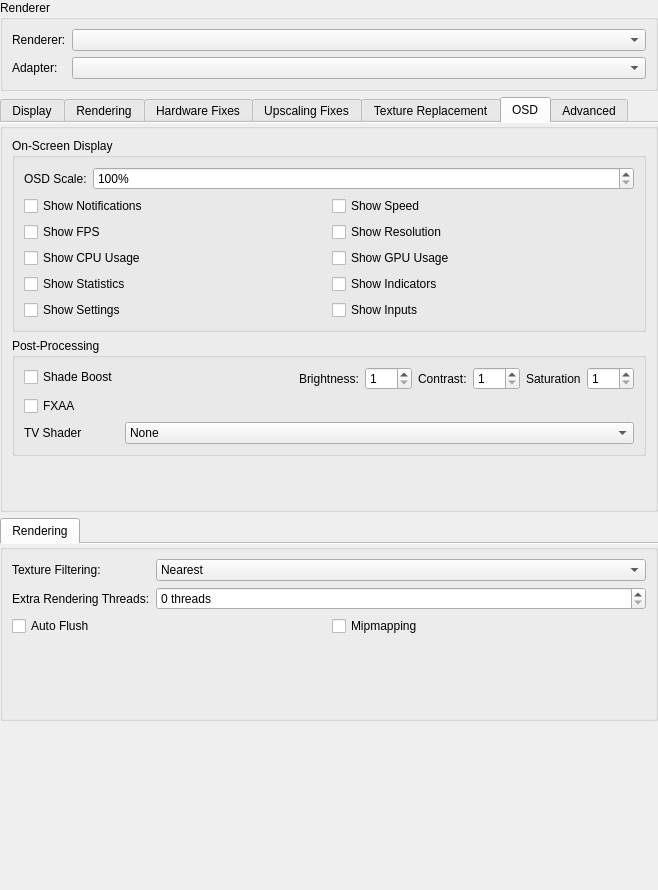
Qt form pcsx2-qt/Settings/GraphicsSettingsWidget.ui (PCSX2/pcsx2) before a commit.
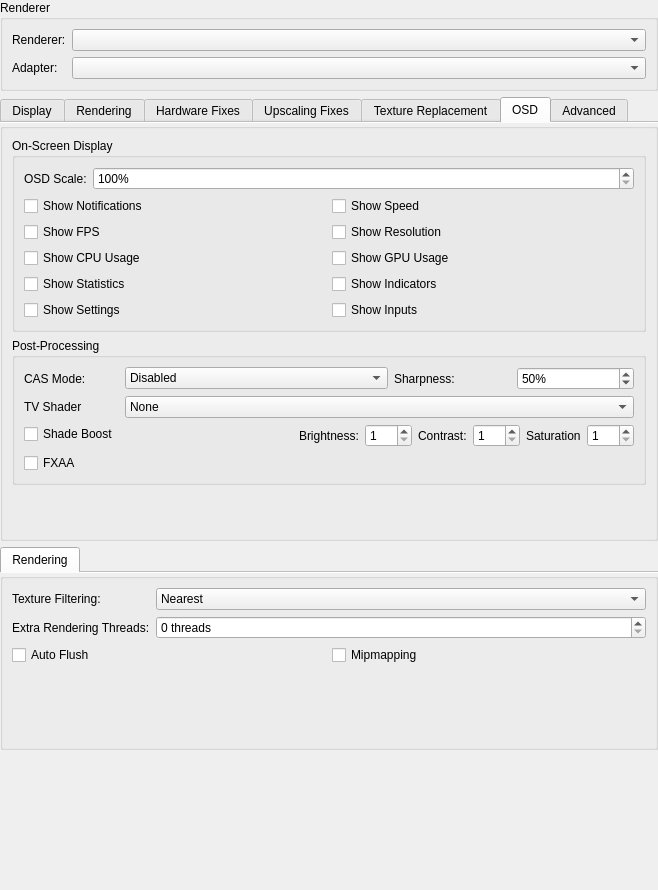
The same form after that commit. The open tabs and pages were chosen to show the change.

```diff
--- a/pcsx2-qt/Settings/GraphicsSettingsWidget.ui
+++ b/pcsx2-qt/Settings/GraphicsSettingsWidget.ui
@@ -1241,13 +1241,67 @@
          </property>
          <layout class="QFormLayout" name="formLayout_9">
           <item row="0" column="0">
+           <widget class="QLabel" name="label_17">
+            <property name="text">
+             <string>CAS Mode:</string>
+            </property>
+           </widget>
+          </item>
+          <item row="0" column="1">
+           <layout class="QHBoxLayout" name="horizontalLayout_6">
+            <item>
+             <widget class="QComboBox" name="casMode">
+              <item>
+               <property name="text">
+                <string>Disabled</string>
+               </property>
+              </item>
+              <item>
+               <property name="text">
+                <string>Sharpen Only (Internal Resolution)</string>
+               </property>
+              </item>
+              <item>
+               <property name="text">
+                <string>Sharpen and Upscale (Display Resolution)</string>
+               </property>
+              </item>
+             </widget>
+            </item>
+            <item>
+             <layout class="QHBoxLayout" name="horizontalLayout_7">
+              <item>
+               <widget class="QLabel" name="label_43">
+                <property name="text">
+                 <string>Sharpness:</string>
+                </property>
+               </widget>
+              </item>
+              <item>
+               <widget class="QSpinBox" name="casSharpness">
+                <property name="suffix">
+                 <string>%</string>
+                </property>
+                <property name="maximum">
+                 <number>100</number>
+                </property>
+                <property name="value">
+                 <number>50</number>
+                </property>
+               </widget>
+              </item>
+             </layout>
+            </item>
+           </layout>
+          </item>
+          <item row="2" column="0">
            <widget class="QCheckBox" name="shadeBoost">
             <property name="text">
              <string>Shade Boost</string>
             </property>
            </widget>
           </item>
-          <item row="0" column="1">
+          <item row="2" column="1">
            <layout class="QHBoxLayout" name="horizontalLayout_4">
             <item>
              <spacer name="horizontalSpacer">
@@ -1315,21 +1369,21 @@
             </item>
            </layout>
           </item>
-          <item row="1" column="0">
+          <item row="3" column="0">
            <widget class="QCheckBox" name="fxaa">
             <property name="text">
              <string>FXAA</string>
             </property>
            </widget>
           </item>
-          <item row="2" column="0">
+          <item row="1" column="0">
            <widget class="QLabel" name="label_35">
             <property name="text">
              <string>TV Shader</string>
             </property>
            </widget>
           </item>
-          <item row="2" column="1">
+          <item row="1" column="1">
            <widget class="QComboBox" name="tvShader">
             <item>
              <property name="text">
```
Left out of the diff: 2 changed lines with no effect on the pictures.
